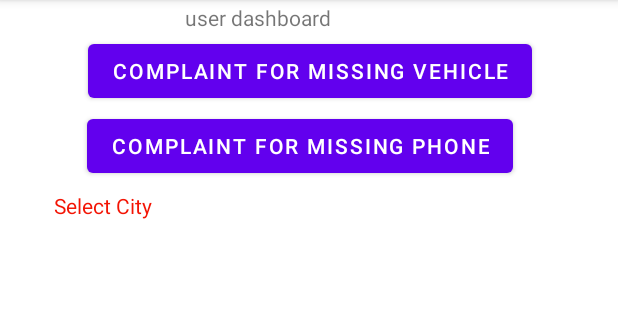
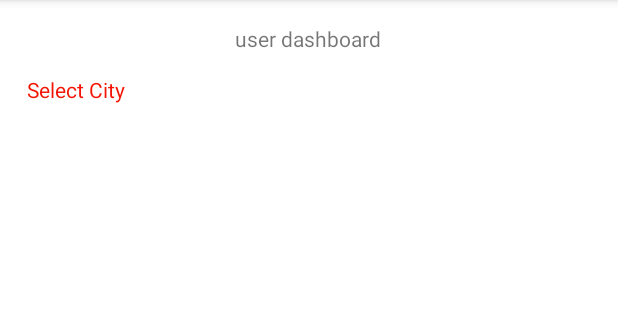
Before and after one commit to viren06/E-FIR_User, an Android app: the screen it shows after launch once a user with an empty profile is signed in (dashboard), on a phone screen of 412 x 824 dp, the part 84-404 px from its top. Run offline under Robolectric (Android 15) with nearby library versions, the phone set to English and light mode, and no system bars; our stand-ins replace Firebase (no records; nobody signed in at launch, a user with empty details on screens opened directly).

```diff
--- a/app/src/main/java/com/example/e_fir_user/ShoeStationAdapter.kt
+++ b/app/src/main/java/com/example/e_fir_user/ShoeStationAdapter.kt
@@ -32,6 +32,9 @@ class ShoeStationAdapter(var ctx: Activity, var arlist: ArrayList<showstationmod
 
         holder.miss_phone.setOnClickListener {
             var int1= Intent(ctx,missingPhone_details::class.java)
+            int1.putExtra("sname",arlist[position].username.toString())
+            int1.putExtra("district",arlist[position].district.toString())
+            int1.putExtra("pid",arlist[position].policestationid.toString())
             ctx.startActivity(int1)
         }
         holder.miss_vehicle.setOnClickListener {
--- a/app/src/main/java/com/example/e_fir_user/dashboard.kt
+++ b/app/src/main/java/com/example/e_fir_user/dashboard.kt
@@ -34,17 +34,17 @@ class dashboard : AppCompatActivity() {
         super.onCreate(savedInstanceState)
         setContentView(R.layout.activity_dashboard)
 
-        var missing_vehicle=findViewById<Button>(R.id.btn_vehicle)
-        missing_vehicle.setOnClickListener {
-            startActivity(Intent(this,Vehicle_form::class.java))
-            finish()
-        }
+//        var missing_vehicle=findViewById<Button>(R.id.btn_vehicle)
+//        missing_vehicle.setOnClickListener {
+//            startActivity(Intent(this,Vehicle_form::class.java))
+//            finish()
+//        }
 
-        var missing_phone=findViewById<Button>(R.id.btn_missingpphone)
-        missing_phone.setOnClickListener {
-            startActivity(Intent(this,missingPhone_details::class.java))
-            finish()
-        }
+//        var missing_phone=findViewById<Button>(R.id.btn_missingpphone)
+//        missing_phone.setOnClickListener {
+//            startActivity(Intent(this,missingPhone_details::class.java))
+//            finish()
+//        }
 
         val myref=database.getReference("policestation")
 
--- a/app/src/main/res/layout/activity_dashboard.xml
+++ b/app/src/main/res/layout/activity_dashboard.xml
@@ -6,69 +6,68 @@
     android:layout_height="match_parent"
     tools:context=".dashboard">
 
+    <!--    <Button-->
+<!--        android:id="@+id/btn_vehicle"-->
+<!--        android:layout_width="wrap_content"-->
+<!--        android:layout_height="wrap_content"-->
+<!--        android:layout_marginStart="122dp"-->
+<!--        android:layout_marginTop="2dp"-->
+<!--        android:layout_marginEnd="195dp"-->
+<!--        android:text="Complaint for Missing Vehicle"-->
+<!--        app:layout_constraintEnd_toEndOf="parent"-->
+<!--        app:layout_constraintHorizontal_bias="0.316"-->
+<!--        app:layout_constraintStart_toStartOf="parent"-->
+<!--        app:layout_constraintTop_toBottomOf="@+id/textView" />-->
+
+<!--    <Button-->
+<!--        android:id="@+id/btn_missingpphone"-->
+<!--        android:layout_width="wrap_content"-->
+<!--        android:layout_height="wrap_content"-->
+<!--        android:layout_marginStart="58dp"-->
+<!--        android:layout_marginTop="2dp"-->
+<!--        android:layout_marginEnd="68dp"-->
+<!--        android:text="complaint for missing Phone"-->
+<!--        app:layout_constraintEnd_toEndOf="parent"-->
+<!--        app:layout_constraintHorizontal_bias="0.0"-->
+<!--        app:layout_constraintStart_toStartOf="parent"-->
+<!--        app:layout_constraintTop_toBottomOf="@+id/btn_vehicle" />-->
+
     <TextView
         android:id="@+id/textView"
         android:layout_width="wrap_content"
         android:layout_height="wrap_content"
-        android:layout_marginStart="123dp"
-        android:layout_marginTop="2dp"
-        android:layout_marginEnd="230dp"
+        android:layout_marginStart="156dp"
+        android:layout_marginTop="16dp"
+        android:layout_marginEnd="157dp"
         android:text="user dashboard"
         app:layout_constraintEnd_toEndOf="parent"
-        app:layout_constraintHorizontal_bias="0.0"
         app:layout_constraintStart_toStartOf="parent"
         app:layout_constraintTop_toTopOf="parent" />
-
-    <Button
-        android:id="@+id/btn_vehicle"
-        android:layout_width="wrap_content"
-        android:layout_height="wrap_content"
-        android:layout_marginStart="122dp"
-        android:layout_marginTop="2dp"
-        android:layout_marginEnd="195dp"
-        android:text="Complaint for Missing Vehicle"
-        app:layout_constraintEnd_toEndOf="parent"
-        app:layout_constraintHorizontal_bias="0.316"
-        app:layout_constraintStart_toStartOf="parent"
-        app:layout_constraintTop_toBottomOf="@+id/textView" />
-
-    <Button
-        android:id="@+id/btn_missingpphone"
-        android:layout_width="wrap_content"
-        android:layout_height="wrap_content"
-        android:layout_marginStart="58dp"
-        android:layout_marginTop="2dp"
-        android:layout_marginEnd="68dp"
-        android:text="complaint for missing Phone"
-        app:layout_constraintEnd_toEndOf="parent"
-        app:layout_constraintHorizontal_bias="0.0"
-        app:layout_constraintStart_toStartOf="parent"
-        app:layout_constraintTop_toBottomOf="@+id/btn_vehicle" />
 
     <TextView
         android:id="@+id/lblselectcity"
         android:layout_width="wrap_content"
         android:layout_height="wrap_content"
-        android:layout_marginStart="50dp"
-        android:layout_marginTop="6dp"
-        android:layout_marginEnd="325dp"
+        android:layout_marginStart="17dp"
+        android:layout_marginTop="50dp"
+        android:layout_marginEnd="328dp"
         android:text="Select City"
         android:textColor="#F31404"
         app:layout_constraintEnd_toEndOf="parent"
         app:layout_constraintStart_toStartOf="parent"
-        app:layout_constraintTop_toBottomOf="@+id/btn_missingpphone" />
+        app:layout_constraintTop_toTopOf="parent" />
 
     <androidx.recyclerview.widget.RecyclerView
         android:id="@+id/rv_showstation"
-        android:layout_width="409dp"
-        android:layout_height="574dp"
+        android:layout_width="407dp"
+        android:layout_height="623dp"
         android:layout_marginStart="1dp"
-        android:layout_marginTop="20dp"
+        android:layout_marginTop="64dp"
         android:layout_marginEnd="1dp"
-        android:layout_marginBottom="2dp"
+        android:layout_marginBottom="4dp"
         app:layout_constraintBottom_toBottomOf="parent"
         app:layout_constraintEnd_toEndOf="parent"
         app:layout_constraintStart_toStartOf="parent"
-        app:layout_constraintTop_toBottomOf="@+id/btn_missingpphone"
+        app:layout_constraintTop_toBottomOf="@+id/textView"
         tools:listitem="@layout/show_station" />
 </androidx.constraintlayout.widget.ConstraintLayout>
```
Also changed, not shown: app/src/main/java/com/example/e_fir_user/MissingPhoneViewmodel.kt (added, +58 -0 lines), app/src/main/java/com/example/e_fir_user/missingPhone_details.kt (+64 -0 lines).
